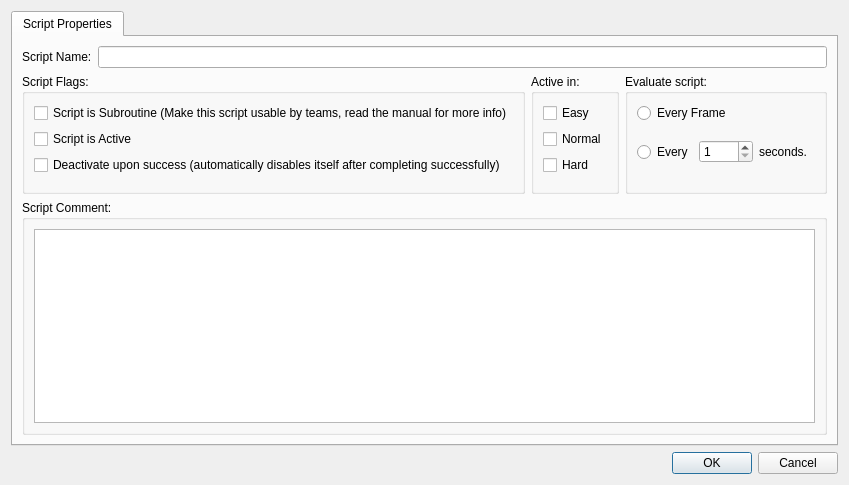
Old version of the form GeneralsMD/Code/Tools/WorldBuilder/qt/panels/WBQtScriptEditDialog.ui in the repository Ui-shigure-z/contraZH.
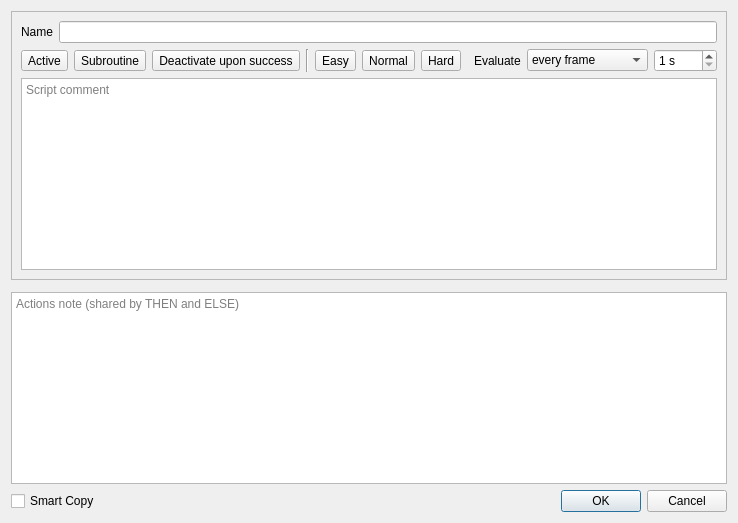
New version of the form.

Commit message: feat(worldbuilder): restyle the script editor, edit sheet and picker

```diff
--- a/GeneralsMD/Code/Tools/WorldBuilder/qt/panels/WBQtScriptEditDialog.ui
+++ b/GeneralsMD/Code/Tools/WorldBuilder/qt/panels/WBQtScriptEditDialog.ui
@@ -2,23 +2,19 @@
 <ui version="4.0">
  <class>WBQtScriptEditDialog</class>
  <widget class="QDialog" name="WBQtScriptEditDialog">
-  <layout class="QVBoxLayout" name="rootLayout" stretch="1,0">
+  <layout class="QVBoxLayout" name="rootLayout" stretch="0,1,0,0">
    <item>
-    <widget class="QTabWidget" name="tabs">
-     <property name="currentIndex">
-      <number>0</number>
+    <widget class="QFrame" name="propsStrip">
+     <property name="frameShape">
+      <enum>QFrame::StyledPanel</enum>
      </property>
-     <widget class="QWidget" name="propertiesTab">
-      <attribute name="title">
-       <string>Script Properties</string>
-      </attribute>
-      <layout class="QVBoxLayout" name="propertiesLayout" stretch="0,0,1">
+     <layout class="QVBoxLayout" name="propsLayout">
        <item>
-        <layout class="QHBoxLayout" name="nameRow" stretch="0,1">
+       <layout class="QHBoxLayout" name="nameRow">
          <item>
           <widget class="QLabel" name="nameLabel">
            <property name="text">
-            <string>Script Name:</string>
+           <string>Name</string>
            </property>
           </widget>
          </item>
@@ -28,101 +24,91 @@
         </layout>
        </item>
        <item>
-        <layout class="QHBoxLayout" name="middleRow" stretch="1,0,0">
+       <layout class="QHBoxLayout" name="flagsRow">
          <item>
-          <widget class="QGroupBox" name="flagsBox">
-           <property name="title">
-            <string>Script Flags:</string>
-           </property>
-           <layout class="QVBoxLayout" name="flagsLay">
-            <item>
-             <widget class="QCheckBox" name="subroutineCheck">
+         <widget class="QToolButton" name="activeChip">
               <property name="text">
-               <string>Script is Subroutine (Make this script usable by teams, read the manual for more info)</string>
-              </property>
-             </widget>
-            </item>
-            <item>
-             <widget class="QCheckBox" name="activeCheck">
-              <property name="text">
+           <string>Active</string>
+          </property>
+          <property name="toolTip">
                <string>Script is Active</string>
               </property>
              </widget>
             </item>
             <item>
-             <widget class="QCheckBox" name="oneShotCheck">
+         <widget class="QToolButton" name="subroutineChip">
               <property name="text">
-               <string>Deactivate upon success (automatically disables itself after completing successfully)</string>
-              </property>
+           <string>Subroutine</string>
+          </property>
+          <property name="toolTip">
+           <string>Make this script usable by teams; read the manual for more info.</string>
+          </property>
              </widget>
             </item>
             <item>
-             <spacer name="flagsSpacer">
+         <widget class="QToolButton" name="oneShotChip">
+          <property name="text">
+           <string>Deactivate upon success</string>
+          </property>
+          <property name="toolTip">
+           <string>The script disables itself after completing successfully.</string>
+          </property>
+         </widget>
+        </item>
+        <item>
+         <widget class="Line" name="flagsSep">
               <property name="orientation">
                <enum>Qt::Vertical</enum>
               </property>
-             </spacer>
-            </item>
-           </layout>
           </widget>
          </item>
          <item>
-          <widget class="QGroupBox" name="activeInBox">
-           <property name="title">
-            <string>Active in:</string>
-           </property>
-           <layout class="QVBoxLayout" name="activeInLay">
-            <item>
-             <widget class="QCheckBox" name="easyCheck">
+         <widget class="QToolButton" name="easyChip">
               <property name="text">
                <string>Easy</string>
               </property>
              </widget>
             </item>
             <item>
-             <widget class="QCheckBox" name="normalCheck">
+         <widget class="QToolButton" name="normalChip">
               <property name="text">
                <string>Normal</string>
               </property>
              </widget>
             </item>
             <item>
-             <widget class="QCheckBox" name="hardCheck">
+         <widget class="QToolButton" name="hardChip">
               <property name="text">
                <string>Hard</string>
               </property>
              </widget>
             </item>
             <item>
-             <spacer name="activeInSpacer">
+         <spacer name="flagsSpacer">
               <property name="orientation">
-               <enum>Qt::Vertical</enum>
+           <enum>Qt::Horizontal</enum>
               </property>
              </spacer>
             </item>
-           </layout>
+        <item>
+         <widget class="QLabel" name="evalLabel">
+          <property name="text">
+           <string>Evaluate</string>
+          </property>
           </widget>
          </item>
          <item>
-          <widget class="QGroupBox" name="evalBox">
-           <property name="title">
-            <string>Evaluate script:</string>
-           </property>
-           <layout class="QVBoxLayout" name="evalLay">
+         <widget class="QComboBox" name="evalCombo">
             <item>
-             <widget class="QRadioButton" name="everyFrameRadio">
               <property name="text">
-               <string>Every Frame</string>
-              </property>
-             </widget>
+            <string>every frame</string>
+           </property>
             </item>
             <item>
-             <layout class="QHBoxLayout" name="secondsRow">
-              <item>
-               <widget class="QRadioButton" name="everySecondRadio">
                 <property name="text">
-                 <string>Every</string>
-                </property>
+            <string>every N seconds</string>
+           </property>
+          </item>
                </widget>
               </item>
               <item>
@@ -133,50 +119,55 @@
                 <property name="maximum">
                  <number>9999</number>
                 </property>
-               </widget>
-              </item>
+          <property name="suffix">
+           <string> s</string>
+          </property>
+         </widget>
+        </item>
+       </layout>
+      </item>
               <item>
-               <widget class="QLabel" name="secondsLabel">
+       <widget class="QPlainTextEdit" name="commentEdit">
+        <property name="placeholderText">
+         <string>Script comment</string>
+        </property>
+       </widget>
+      </item>
+     </layout>
+    </widget>
+   </item>
+   <item>
+    <widget class="QWidget" name="sectionsHost">
+     <layout class="QVBoxLayout" name="sectionsLayout">
+      <property name="leftMargin">
+       <number>0</number>
+      </property>
+      <property name="topMargin">
+       <number>0</number>
+      </property>
+      <property name="rightMargin">
+       <number>0</number>
+      </property>
+      <property name="bottomMargin">
+       <number>0</number>
+      </property>
+     </layout>
+    </widget>
+   </item>
+   <item>
+    <widget class="QPlainTextEdit" name="actionNoteEdit">
+     <property name="placeholderText">
+      <string>Actions note (shared by THEN and ELSE)</string>
+     </property>
+    </widget>
+   </item>
+   <item>
+    <layout class="QHBoxLayout" name="bottomRow">
+     <item>
+      <widget class="QCheckBox" name="smartCopyCheck">
                 <property name="text">
-                 <string>seconds.</string>
-                </property>
-               </widget>
-              </item>
-              <item>
-               <spacer name="secondsSpacer">
-                <property name="orientation">
-                 <enum>Qt::Horizontal</enum>
-                </property>
-               </spacer>
-              </item>
-             </layout>
-            </item>
-            <item>
-             <spacer name="evalSpacer">
-              <property name="orientation">
-               <enum>Qt::Vertical</enum>
-              </property>
-             </spacer>
-            </item>
-           </layout>
-          </widget>
-         </item>
-        </layout>
-       </item>
-       <item>
-        <widget class="QGroupBox" name="commentBox">
-         <property name="title">
-          <string>Script Comment:</string>
-         </property>
-         <layout class="QVBoxLayout" name="commentLay">
-          <item>
-           <widget class="QPlainTextEdit" name="commentEdit"/>
-          </item>
-         </layout>
-        </widget>
-       </item>
-      </layout>
-     </widget>
+        <string>Smart Copy</string>
+       </property>
     </widget>
    </item>
    <item>
@@ -185,6 +176,8 @@
       <set>QDialogButtonBox::Cancel|QDialogButtonBox::Ok</set>
      </property>
     </widget>
+     </item>
+    </layout>
    </item>
   </layout>
  </widget>
```
Lines whose indentation alone changed are shown as unchanged. The commit also changes 14 other files.
